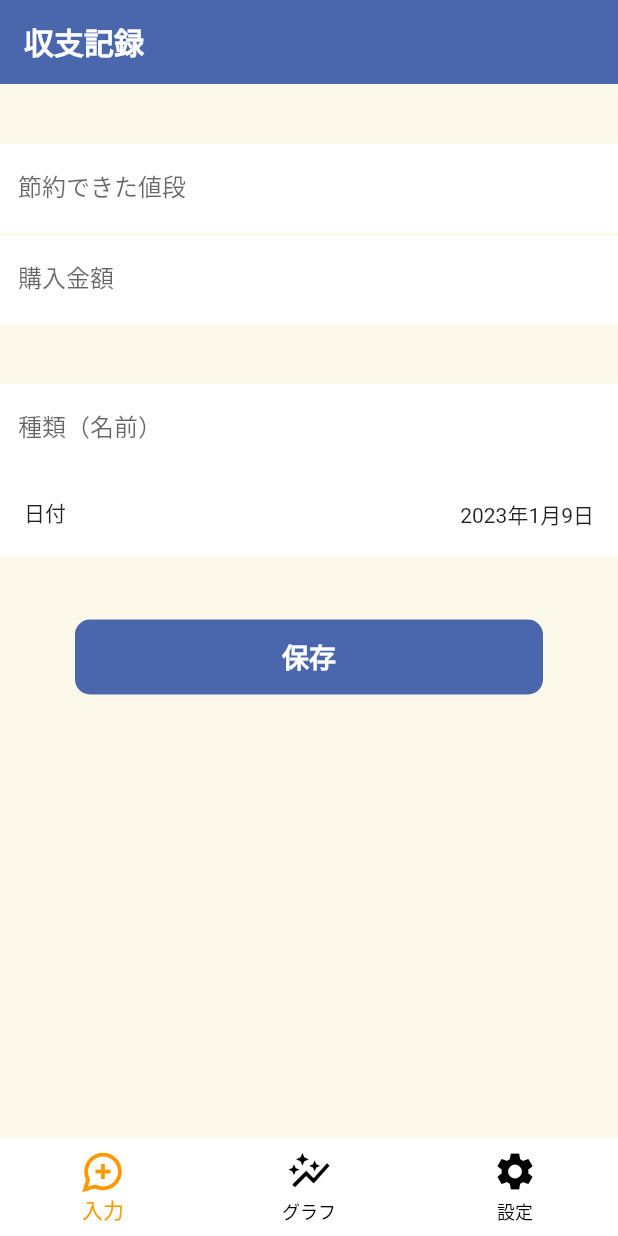
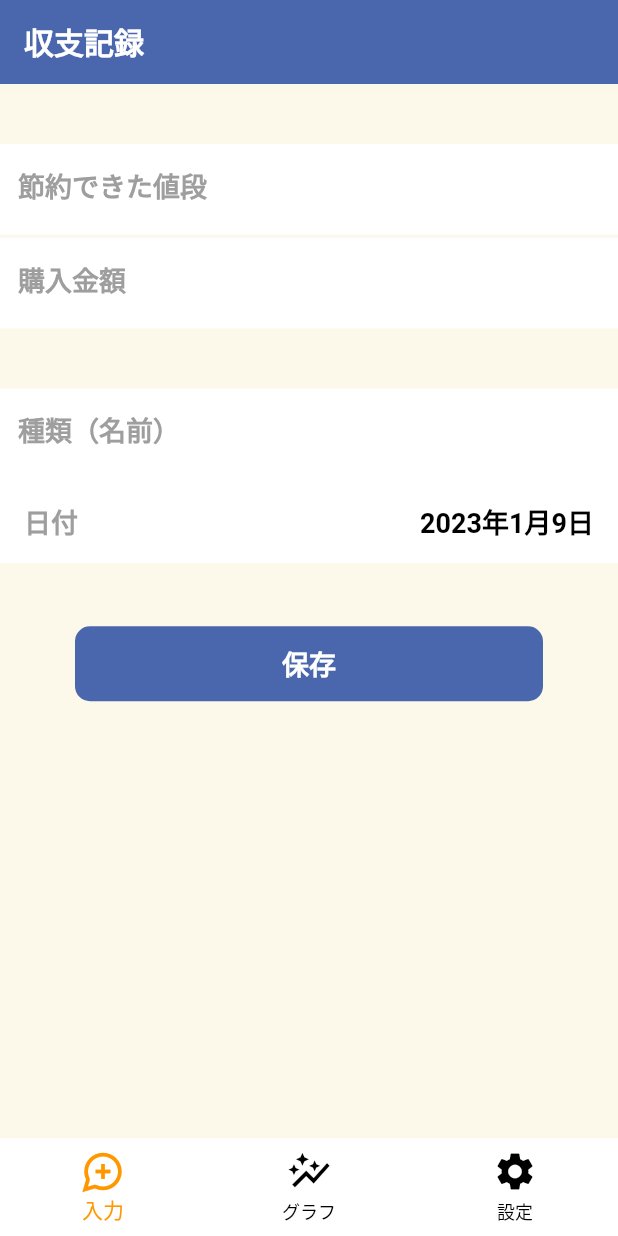
Before and after one commit to iseruuuuu/money_record_app, a Flutter app: the screen it shows after launch, on a phone screen of 412 x 824 dp. Run offline on Flutter 3.47's test engine with Material 2 defaults, Android fonts, the phone set to English and light mode, and no system bars; drawn by our look-alikes of google_mobile_ads; our stand-ins replace flutter_vector_icons, get, in_app_review, package_info_plus, rxdart, settings_ui and 5 more; missing offline and left inert: app_tracking_transparency, enum_to_string; accounts and stored records are empty; network calls fail.

Commit message:
fix1.0: change font size

```diff
--- a/lib/screen/home/home_screen.dart
+++ b/lib/screen/home/home_screen.dart
@@ -60,6 +60,11 @@ class HomeScreen extends StatelessWidget {
                 inputFormatters: [FilteringTextInputFormatter.digitsOnly],
                 decoration: const InputDecoration(
                   labelText: '節約できた値段',
+                  labelStyle: TextStyle(
+                    fontSize: 18,
+                    fontWeight: FontWeight.bold,
+                    color: Colors.grey,
+                  ),
                   filled: true,
                   fillColor: Colors.white,
                   border: InputBorder.none,
@@ -74,6 +79,11 @@ class HomeScreen extends StatelessWidget {
                 inputFormatters: [FilteringTextInputFormatter.digitsOnly],
                 decoration: const InputDecoration(
                   labelText: '購入金額',
+                  labelStyle: TextStyle(
+                    fontSize: 18,
+                    fontWeight: FontWeight.bold,
+                    color: Colors.grey,
+                  ),
                   filled: true,
                   fillColor: Colors.white,
                   border: InputBorder.none,
@@ -84,6 +94,11 @@ class HomeScreen extends StatelessWidget {
               onChanged: (value) => controller.changeCategoryName(value),
               decoration: const InputDecoration(
                 labelText: '種類（名前）',
+                labelStyle: TextStyle(
+                  fontSize: 18,
+                  fontWeight: FontWeight.bold,
+                  color: Colors.grey,
+                ),
                 filled: true,
                 fillColor: Colors.white,
                 border: InputBorder.none,
@@ -94,8 +109,22 @@ class HomeScreen extends StatelessWidget {
                 padding: const EdgeInsets.only(bottom: 42),
                 child: ListTile(
                   tileColor: Colors.white,
-                  leading: const Text('日付'),
-                  trailing: Text(controller.createdDate.value),
+                  leading: const Text(
+                    '日付',
+                    style: TextStyle(
+                      fontSize: 18,
+                      fontWeight: FontWeight.bold,
+                      color: Colors.grey,
+                    ),
+                  ),
+                  trailing: Text(
+                    controller.createdDate.value,
+                    style: const TextStyle(
+                      fontWeight: FontWeight.bold,
+                      color: Colors.black,
+                      fontSize: 18,
+                    ),
+                  ),
                   onTap: () => controller.changeDateTime(),
                 ),
               ),
```
